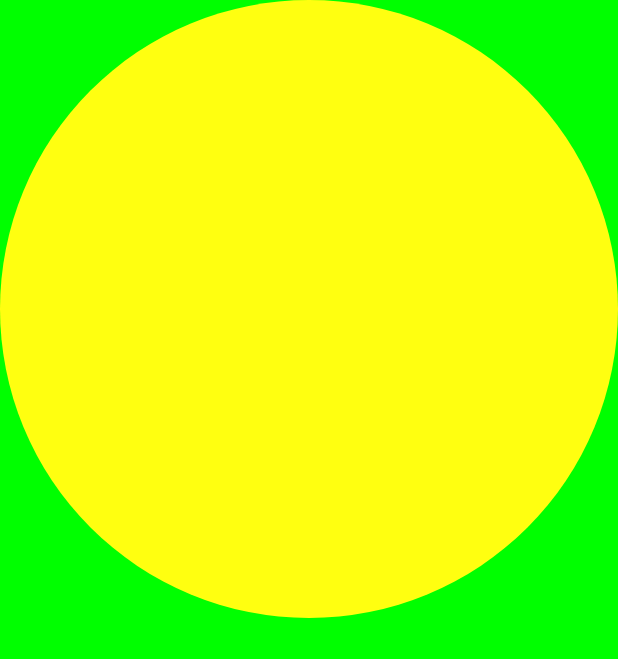
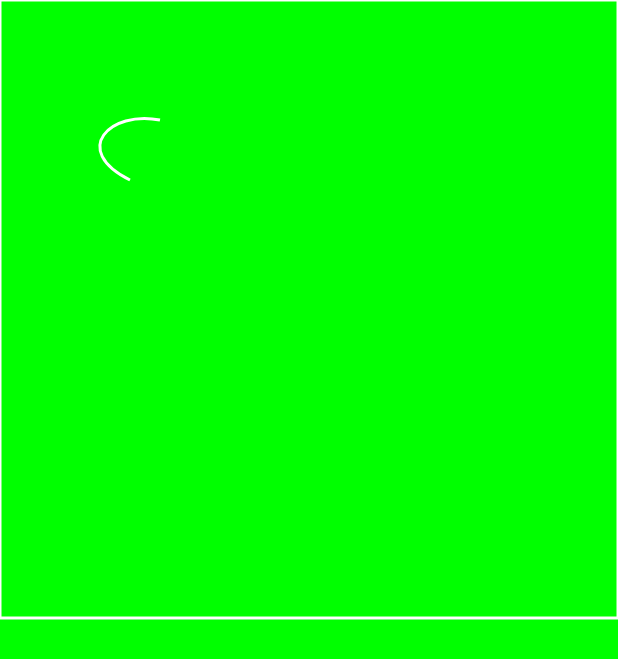
Before and after one commit to belyanka/finder, an Android app: the SearchActivity screen opened directly, with no data from a screen before it, on a phone screen of 412 x 824 dp. Shown: the top 659 px of the screen. Run offline under Robolectric (Android 15) with nearby library versions, the phone set to English and light mode, and no system bars.

Commit message:
рисование кривой

```diff
--- a/app/src/main/AndroidManifest.xml
+++ b/app/src/main/AndroidManifest.xml
@@ -7,6 +7,7 @@
         android:icon="@mipmap/ic_launcher"
         android:label="@string/app_name"
         android:supportsRtl="true"
+
         android:theme="@style/AppTheme">
         <activity android:name=".MainActivity">
             <intent-filter>
@@ -20,4 +21,9 @@
         </activity>
     </application>
 
+    <supports-screens
+        android:smallScreens="true"
+        android:anyDensity="true">
+    </supports-screens>
+
 </manifest>
--- a/app/src/main/java/com/birb/finder/RobotView.java
+++ b/app/src/main/java/com/birb/finder/RobotView.java
@@ -4,12 +4,15 @@ import android.content.Context;
 import android.graphics.Canvas;
 import android.graphics.Color;
 import android.graphics.Paint;
+import android.graphics.Path;
 import android.graphics.RectF;
 import android.util.AttributeSet;
 import android.view.View;
 
 public class RobotView extends View {
 
+    private final int paintColor = Color.BLACK;
+    private Path path;
     private RectF mPieBounds = new RectF();
     private Paint mPiePaint;
 
@@ -26,8 +29,12 @@ public class RobotView extends View {
     protected void onDraw(Canvas canvas) {
         super.onDraw(canvas);
         canvas.drawColor(Color.GREEN);
-        canvas.drawOval(mPieBounds, mPiePaint);
+        canvas.drawRect(mPieBounds,mPiePaint);
 
+        mPiePaint.setColor(Color.WHITE);
+        path.moveTo(130, 180);
+        path.cubicTo(70, 150, 110, 110, 160, 120);
+        canvas.drawPath(path,mPiePaint);
     }
 
     @Override
@@ -48,16 +55,18 @@ public class RobotView extends View {
                 0.0f,
                 diameter,
                 diameter);
-        mPieBounds.offsetTo(getPaddingLeft(), getPaddingTop());
+        //mPieBounds.offsetTo(getPaddingLeft(), getPaddingTop());
 
 
     }
 
     private void init(){
 
+        path = new Path();
         mPiePaint = new Paint(Paint.ANTI_ALIAS_FLAG);
-        mPiePaint.setStyle(Paint.Style.FILL);
-        mPiePaint.setColor(0xffffff10);
+        mPiePaint.setStyle(Paint.Style.STROKE);
+        mPiePaint.setColor(paintColor);
+        mPiePaint.setStrokeWidth(3);
 
     }
 }
--- a/app/src/main/java/com/birb/finder/SearchActivity.java
+++ b/app/src/main/java/com/birb/finder/SearchActivity.java
@@ -5,10 +5,12 @@ import android.support.v7.app.AppCompatActivity;
 
 public class SearchActivity extends AppCompatActivity {
 
+    private RobotView robotView;
     @Override
     protected void onCreate(Bundle savedInstanceState) {
         super.onCreate(savedInstanceState);
         setContentView(R.layout.search_layout);
 
+        robotView = (RobotView) findViewById(R.id.robot);
     }
 }
--- /dev/null
+++ b/app/src/main/java/com/birb/finder/Shape.java
@@ -0,0 +1,12 @@
+package com.birb.finder;
+
+import android.graphics.Path;
+
+public class Shape {
+
+    private Path path;
+
+    public void create(){
+
+    }
+}
--- a/app/src/main/res/layout/search_layout.xml
+++ b/app/src/main/res/layout/search_layout.xml
@@ -5,5 +5,6 @@
 
     <com.birb.finder.RobotView
         android:layout_width="match_parent"
-        android:layout_height="match_parent" />
+        android:layout_height="match_parent"
+        android:id="@+id/robot"/>
 </RelativeLayout>
```
